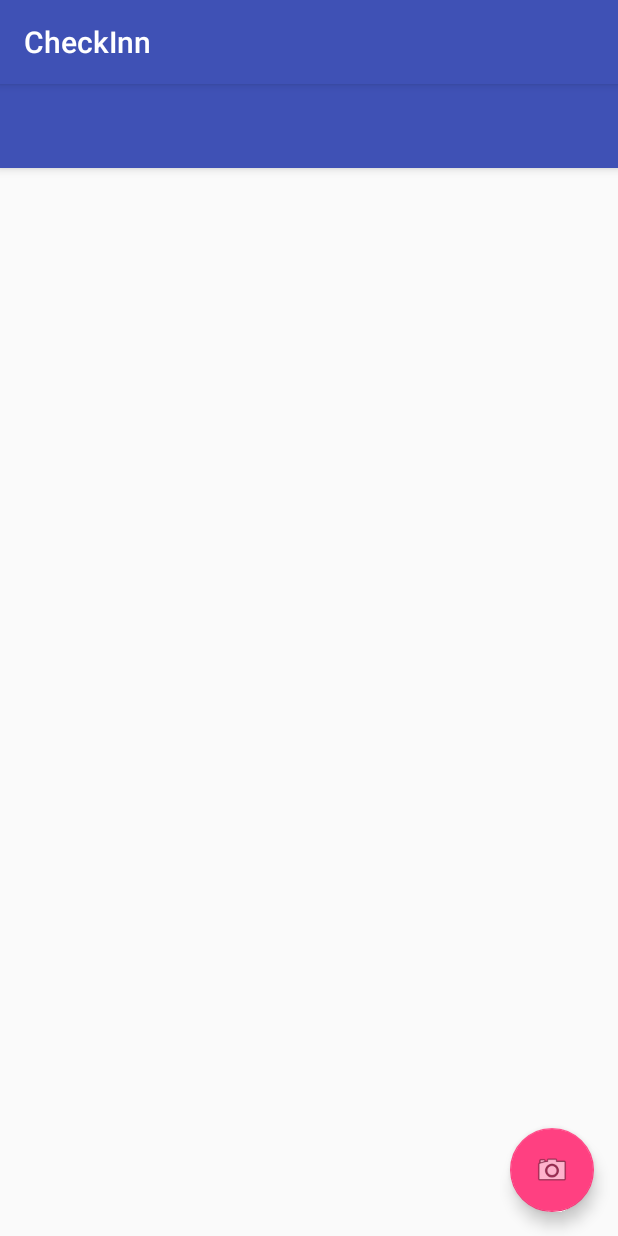
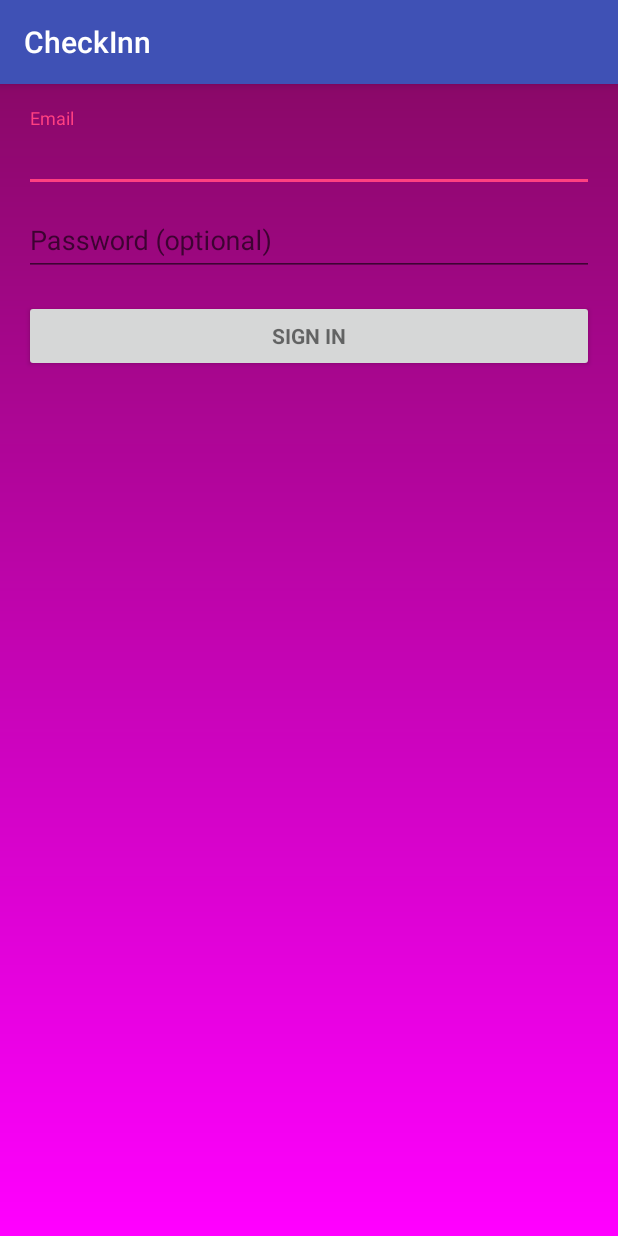
Before and after one commit to AudriusZemys/CheckINN, an Android app: the screen it shows after launch (MainActivity before the commit, LoginActivity after it), on a phone screen of 412 x 824 dp. Run offline under Robolectric (Android 15) with nearby library versions, the phone set to English and light mode, and no system bars; 2 statements that could not run were skipped.

Commit message:
Start Login activity from Main

```diff
--- a/Front/app/src/main/AndroidManifest.xml
+++ b/Front/app/src/main/AndroidManifest.xml
@@ -27,6 +27,9 @@
             android:name=".ListActivity"
             android:label="@string/title_activity_list"
             android:theme="@style/AppTheme.NoActionBar"></activity>
+        <activity
+            android:name=".LoginActivity"
+            android:theme="@style/AppTheme"></activity>
     </application>
 
 </manifest>
--- a/Front/app/src/main/java/com/checkinn/front/MainActivity.java
+++ b/Front/app/src/main/java/com/checkinn/front/MainActivity.java
@@ -1,20 +1,30 @@
 package com.checkinn.front;
 
+import android.content.Intent;
 import android.os.Bundle;
 import android.support.design.widget.FloatingActionButton;
 import android.support.design.widget.Snackbar;
 import android.support.v7.app.AppCompatActivity;
 import android.support.v7.widget.Toolbar;
 import android.view.View;
+import android.widget.EditText;
 
 public class MainActivity extends AppCompatActivity {
+
+    private int LOGGEDON = 0;
 
     @Override
     protected void onCreate(Bundle savedInstanceState) {
         super.onCreate(savedInstanceState);
         setContentView(R.layout.activity_main);
         Toolbar toolbar = (Toolbar) findViewById(R.id.toolbar);
+        //some sort of style mismatch, bbz
         //setSupportActionBar(toolbar);
+
+//        if (savedInstanceState.getInt("LOGGED") == 0) {
+//
+//        }
+        startLogin();
 
         FloatingActionButton fab = (FloatingActionButton) findViewById(R.id.fab);
         fab.setOnClickListener(new View.OnClickListener() {
@@ -26,4 +36,9 @@ public class MainActivity extends AppCompatActivity {
         });
     }
 
+    protected void startLogin() {
+        Intent intent = new Intent(this, LoginActivity.class);
+        startActivity(intent);
+    }
+
 }
```
